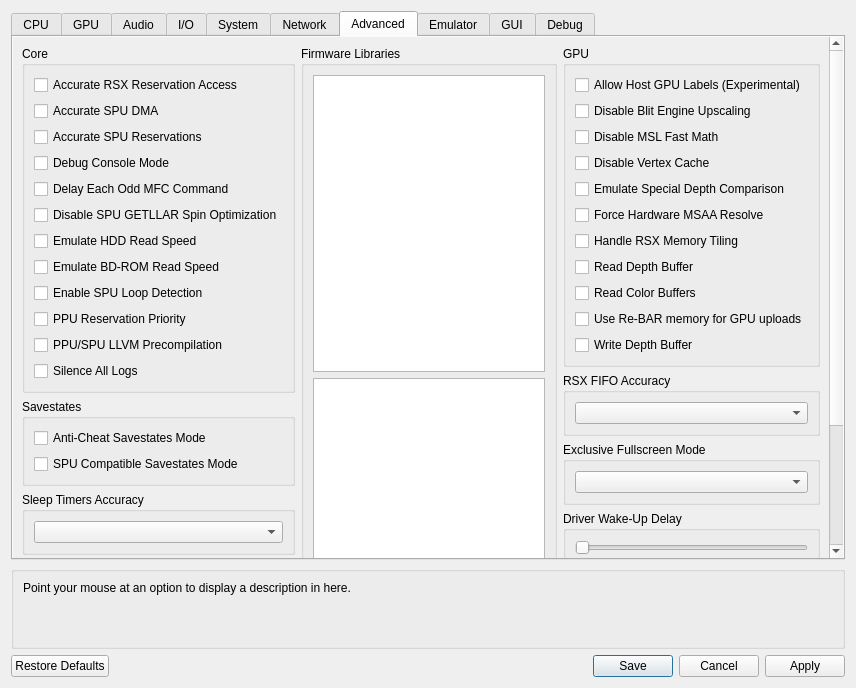
This is rpcs3/rpcs3qt/settings_dialog.ui in RPCS3/rpcs3 as Qt 5 draws it before an edit. The edited form follows.
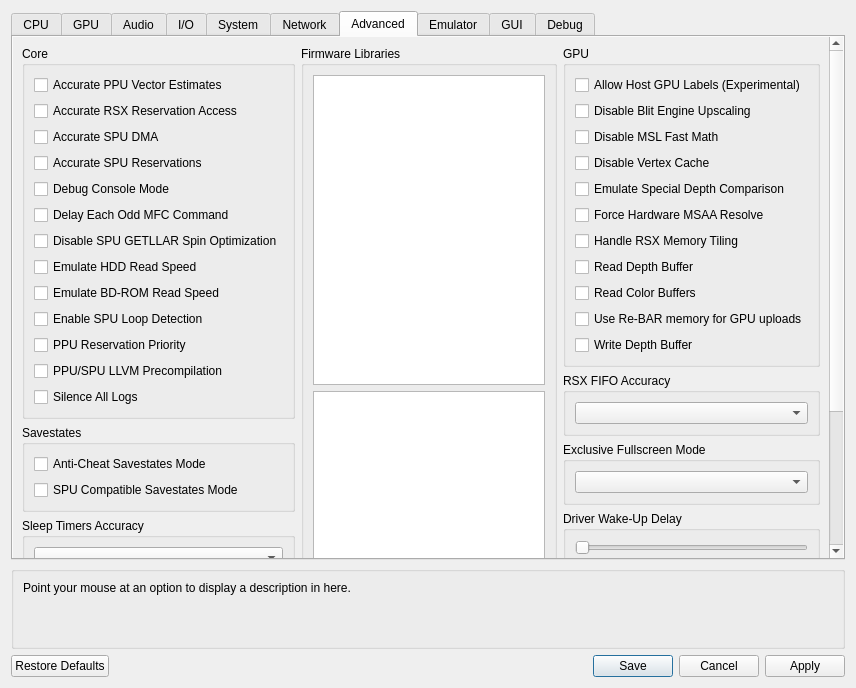
This is the edited form. The open tabs and pages were chosen to show the change. Icons and pictures are not drawn. Custom widgets are drawn as their Qt base class.

Commit message:
PPU: Add accurate vector estimates option
vrefp and vrsqrtefp are hardware exact only when enabled.
vexptefp and vlogefp are now exact by default.

Patch:
```diff
--- a/rpcs3/rpcs3qt/settings_dialog.ui
+++ b/rpcs3/rpcs3qt/settings_dialog.ui
@@ -2538,6 +2538,13 @@
                   <string>Core</string>
                  </property>
                  <layout class="QVBoxLayout" name="gb_advanced_core_layout">
+                  <item>
+                   <widget class="QCheckBox" name="accuratePPUVEST">
+                    <property name="text">
+                     <string>Accurate PPU Vector Estimates</string>
+                    </property>
+                   </widget>
+                  </item>
                   <item>
                    <widget class="QCheckBox" name="accurateRSXAccess">
                     <property name="text">
```
The commit also changes 8 other files.
